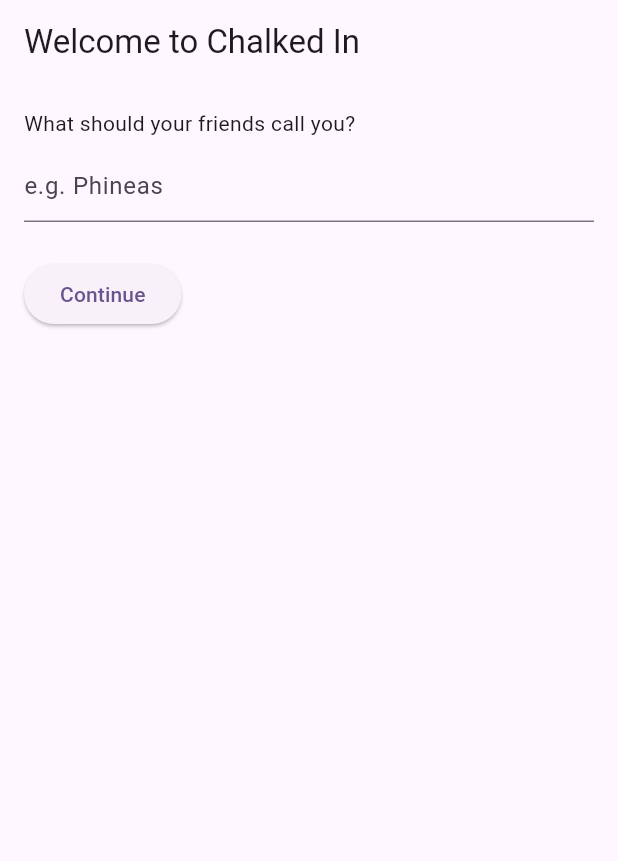
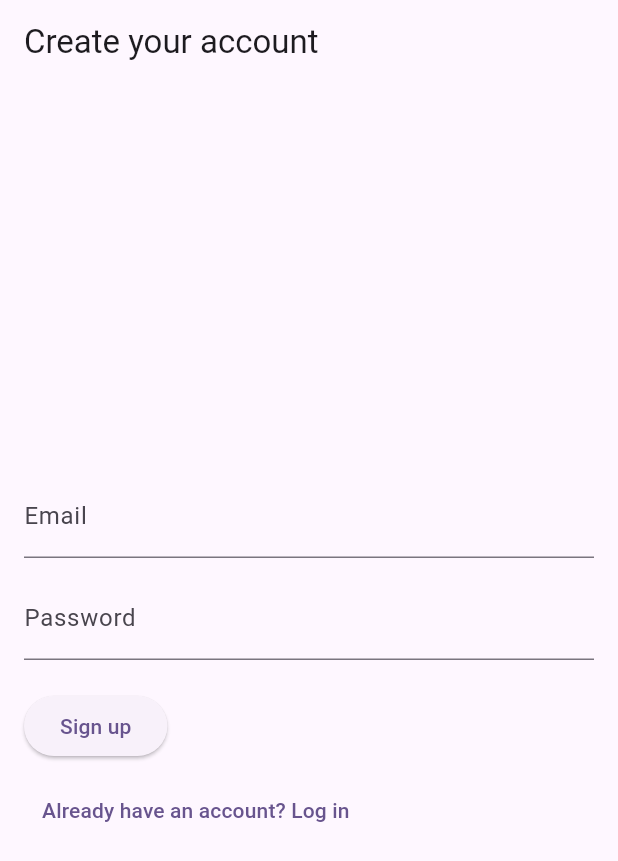
Before and after one commit to pdiep770/toughlove-app, a Flutter app: the screen it shows after launch, on a phone screen of 412 x 824 dp. Shown: the top 861 px of the screen. Run offline on Flutter 3.47's test engine with Material 3 defaults, Android fonts, the phone set to English and light mode, and no system bars; our stand-ins replace cloud_firestore, firebase_auth, firebase_core; accounts and stored records are empty.

Commit message:
Replace anonymous auth with real email/password accounts
Each friend-test participant uses their own device long-term, and
anonymous auth had no way to recover an account if local data was
ever cleared (reinstall, cleared browser storage, new phone). Adds
AuthScreen (combined sign-up/log-in) and gates StartupScreen behind
FirebaseAuth's authStateChanges stream instead of auto-signing in
anonymously. PlanScreen gained a sign-out button.

As a side effect of restructuring StartupScreen for auth state, also
fixes the resume gap: a returning signed-in user with an existing
plan now lands directly on PlanScreen instead of seeing the intake
form again.

Co-Authored-By: Claude Sonnet 5 <noreply@anthropic.com>

```diff
--- /dev/null
+++ b/lib/auth_screen.dart
@@ -0,0 +1,89 @@
+import 'package:flutter/material.dart';
+import 'package:firebase_auth/firebase_auth.dart';
+
+class AuthScreen extends StatefulWidget {
+  const AuthScreen({super.key});
+
+  @override
+  State<AuthScreen> createState() => _AuthScreenState();
+}
+
+class _AuthScreenState extends State<AuthScreen> {
+  final _emailController = TextEditingController();
+  final _passwordController = TextEditingController();
+  bool _isSignUp = true;
+  bool _submitting = false;
+  String? _errorMessage;
+
+  Future<void> _submit() async {
+    setState(() {
+      _submitting = true;
+      _errorMessage = null;
+    });
+
+    try {
+      if (_isSignUp) {
+        await FirebaseAuth.instance.createUserWithEmailAndPassword(
+          email: _emailController.text.trim(),
+          password: _passwordController.text,
+        );
+      } else {
+        await FirebaseAuth.instance.signInWithEmailAndPassword(
+          email: _emailController.text.trim(),
+          password: _passwordController.text,
+        );
+      }
+      // On success, the authStateChanges stream in StartupScreen drives navigation.
+    } on FirebaseAuthException catch (e) {
+      setState(() => _errorMessage = e.message ?? 'Something went wrong. Try again.');
+    } finally {
+      if (mounted) setState(() => _submitting = false);
+    }
+  }
+
+  @override
+  Widget build(BuildContext context) {
+    return Scaffold(
+      appBar: AppBar(title: Text(_isSignUp ? 'Create your account' : 'Log in')),
+      body: Padding(
+        padding: const EdgeInsets.all(16.0),
+        child: Column(
+          crossAxisAlignment: CrossAxisAlignment.start,
+          mainAxisAlignment: MainAxisAlignment.center,
+          children: [
+            TextField(
+              controller: _emailController,
+              keyboardType: TextInputType.emailAddress,
+              decoration: const InputDecoration(labelText: 'Email'),
+            ),
+            const SizedBox(height: 12),
+            TextField(
+              controller: _passwordController,
+              obscureText: true,
+              decoration: const InputDecoration(labelText: 'Password'),
+            ),
+            if (_errorMessage != null) ...[
+              const SizedBox(height: 12),
+              Text(_errorMessage!, style: const TextStyle(color: Colors.red)),
+            ],
+            const SizedBox(height: 20),
+            ElevatedButton(
+              onPressed: _submitting ? null : _submit,
+              child: _submitting
+                  ? const SizedBox(
+                      width: 20, height: 20, child: CircularProgressIndicator(strokeWidth: 2))
+                  : Text(_isSignUp ? 'Sign up' : 'Log in'),
+            ),
+            const SizedBox(height: 8),
+            TextButton(
+              onPressed: _submitting ? null : () => setState(() => _isSignUp = !_isSignUp),
+              child: Text(_isSignUp
+                  ? 'Already have an account? Log in'
+                  : "Don't have an account? Sign up"),
+            ),
+          ],
+        ),
+      ),
+    );
+  }
+}
--- a/lib/main.dart
+++ b/lib/main.dart
@@ -1,8 +1,6 @@
 import 'package:flutter/material.dart';
 import 'package:firebase_core/firebase_core.dart';
 import 'firebase_options.dart';
-import 'intake_screen.dart';
-import 'package:firebase_auth/firebase_auth.dart';
 import 'startup_screen.dart';
 
 
@@ -11,7 +9,6 @@ void main() async {
   await Firebase.initializeApp(
     options: DefaultFirebaseOptions.currentPlatform,
   );
-  await FirebaseAuth.instance.signInAnonymously();
   runApp(const MyApp());
 }
 
--- a/lib/startup_screen.dart
+++ b/lib/startup_screen.dart
@@ -1,18 +1,45 @@
 import 'package:flutter/material.dart';
+import 'package:firebase_auth/firebase_auth.dart';
 import 'user_profile_service.dart';
 import 'profile_setup_screen.dart';
 import 'intake_screen.dart';
+import 'plan_screen.dart';
+import 'workout_plan.dart';
+import 'auth_screen.dart';
 
-class StartupScreen extends StatefulWidget {
+class StartupScreen extends StatelessWidget {
   const StartupScreen({super.key});
 
   @override
-  State<StartupScreen> createState() => _StartupScreenState();
+  Widget build(BuildContext context) {
+    return StreamBuilder<User?>(
+      stream: FirebaseAuth.instance.authStateChanges(),
+      builder: (context, snapshot) {
+        if (snapshot.connectionState == ConnectionState.waiting) {
+          return const Scaffold(body: Center(child: CircularProgressIndicator()));
+        }
+        if (!snapshot.hasData) {
+          return const AuthScreen();
+        }
+        return const _ProfileRouter();
+      },
+    );
+  }
 }
 
-class _StartupScreenState extends State<StartupScreen> {
-  bool _loading = true;
-  bool _hasProfile = false;
+enum _Destination { loading, profileSetup, intake, plan }
+
+class _ProfileRouter extends StatefulWidget {
+  const _ProfileRouter();
+
+  @override
+  State<_ProfileRouter> createState() => _ProfileRouterState();
+}
+
+class _ProfileRouterState extends State<_ProfileRouter> {
+  _Destination _destination = _Destination.loading;
+  WorkoutPlan? _plan;
+  String? _goal;
 
   @override
   void initState() {
@@ -22,26 +49,37 @@ class _StartupScreenState extends State<StartupScreen> {
 
   Future<void> _checkProfile() async {
     final profile = await UserProfileService().getProfile();
-    if (mounted) {
+    if (!mounted) return;
+
+    if (profile == null) {
+      setState(() => _destination = _Destination.profileSetup);
+      return;
+    }
+
+    final currentPlan = profile['currentPlan'];
+    if (currentPlan != null) {
       setState(() {
-        _hasProfile = profile != null;
-        _loading = false;
+        _plan = WorkoutPlan.fromJson(currentPlan);
+        _goal = profile['goal'] as String;
+        _destination = _Destination.plan;
       });
+      return;
     }
+
+    setState(() => _destination = _Destination.intake);
   }
 
   @override
   Widget build(BuildContext context) {
-    if (_loading) {
-      return const Scaffold(
-        body: Center(child: CircularProgressIndicator()),
-      );
+    switch (_destination) {
+      case _Destination.loading:
+        return const Scaffold(body: Center(child: CircularProgressIndicator()));
+      case _Destination.profileSetup:
+        return const ProfileSetupScreen();
+      case _Destination.intake:
+        return const IntakeScreen();
+      case _Destination.plan:
+        return PlanScreen(plan: _plan!, goal: _goal!);
     }
-
-    if (_hasProfile) {
-      return const IntakeScreen();
-    }
-
-    return const ProfileSetupScreen();
   }
 }
```
Also changed, not shown: lib/plan_screen.dart (+13 -0 lines).
